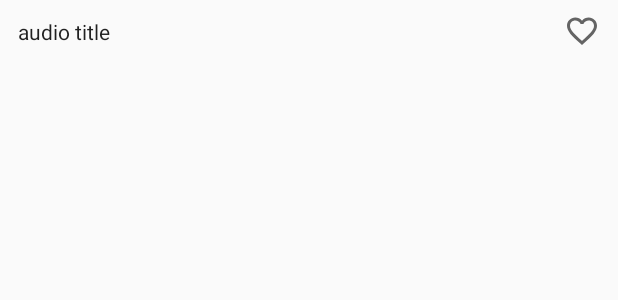
After one commit to batyrf/RelaxingSounds, an Android app: the layout list_sound_item_layout.xml on its own in the app's theme, with its tools: preview values and no code run, on a phone screen of 412 x 824 dp. The commit adds this screen. Shown: the top 300 px of the screen. Run offline under Robolectric (Android 15) with nearby library versions, the phone set to English and light mode, and no system bars.

Commit message:
list screen implementation

```diff
--- /dev/null
+++ b/app/src/main/java/tm/mr/relaxingsounds/component/view/LikableButton.kt
@@ -0,0 +1,29 @@
+package tm.mr.relaxingsounds.component.view
+
+import android.content.Context
+import android.util.AttributeSet
+import androidx.appcompat.widget.AppCompatButton
+import androidx.core.content.ContextCompat
+import androidx.databinding.BindingAdapter
+import tm.mr.relaxingsounds.R
+
+class LikableButton @JvmOverloads constructor(
+    context: Context, attrs: AttributeSet? = null, defStyleAttr: Int = 0
+) : AppCompatButton(context, attrs, defStyleAttr) {
+
+    init {
+        val drawable = ContextCompat.getDrawable(context, R.drawable.likable_button)
+        setCompoundDrawablesWithIntrinsicBounds(null, null, drawable, null)
+    }
+
+    companion object {
+
+        @JvmStatic
+        @BindingAdapter("liked")
+        fun like(view: LikableButton, isLiked: Boolean?) {
+            view.isSelected = isLiked ?: false
+        }
+
+    }
+
+}
--- a/app/src/main/java/tm/mr/relaxingsounds/data/model/Sound.kt
+++ b/app/src/main/java/tm/mr/relaxingsounds/data/model/Sound.kt
@@ -10,6 +10,6 @@ data class Sound(
     @NonNull @PrimaryKey val id: String,
     @ColumnInfo(name = "title") val title: String?,
     @ColumnInfo(name = "url") val url: String?,
-    @ColumnInfo(name = "isLike") val isLike: Boolean?,
+    @ColumnInfo(name = "isLike") var isLike: Boolean?,
     @NonNull @ColumnInfo(name = "categoryId") val categoryId: String
 )
--- /dev/null
+++ b/app/src/main/res/drawable/ic_disliked.xml
@@ -0,0 +1,10 @@
+<vector xmlns:android="http://schemas.android.com/apk/res/android"
+    android:width="24dp"
+    android:height="24dp"
+    android:viewportWidth="24"
+    android:viewportHeight="24"
+    android:tint="?attr/colorControlNormal">
+  <path
+      android:fillColor="@android:color/white"
+      android:pathData="M16.5,3c-1.74,0 -3.41,0.81 -4.5,2.09C10.91,3.81 9.24,3 7.5,3 4.42,3 2,5.42 2,8.5c0,3.78 3.4,6.86 8.55,11.54L12,21.35l1.45,-1.32C18.6,15.36 22,12.28 22,8.5 22,5.42 19.58,3 16.5,3zM12.1,18.55l-0.1,0.1 -0.1,-0.1C7.14,14.24 4,11.39 4,8.5 4,6.5 5.5,5 7.5,5c1.54,0 3.04,0.99 3.57,2.36h1.87C13.46,5.99 14.96,5 16.5,5c2,0 3.5,1.5 3.5,3.5 0,2.89 -3.14,5.74 -7.9,10.05z"/>
+</vector>
--- /dev/null
+++ b/app/src/main/res/drawable/ic_liked.xml
@@ -0,0 +1,10 @@
+<vector xmlns:android="http://schemas.android.com/apk/res/android"
+    android:width="24dp"
+    android:height="24dp"
+    android:viewportWidth="24"
+    android:viewportHeight="24"
+    android:tint="?attr/colorControlNormal">
+  <path
+      android:fillColor="@android:color/white"
+      android:pathData="M12,21.35l-1.45,-1.32C5.4,15.36 2,12.28 2,8.5 2,5.42 4.42,3 7.5,3c1.74,0 3.41,0.81 4.5,2.09C13.09,3.81 14.76,3 16.5,3 19.58,3 22,5.42 22,8.5c0,3.78 -3.4,6.86 -8.55,11.54L12,21.35z"/>
+</vector>
--- /dev/null
+++ b/app/src/main/res/drawable/likable_button.xml
@@ -0,0 +1,5 @@
+<?xml version="1.0" encoding="utf-8"?>
+<selector xmlns:android="http://schemas.android.com/apk/res/android">
+    <item android:drawable="@drawable/ic_liked" android:state_selected="true"/>
+    <item android:drawable="@drawable/ic_disliked"/>
+</selector>
--- /dev/null
+++ b/app/src/main/res/layout/list_sound_item_layout.xml
@@ -0,0 +1,22 @@
+<?xml version="1.0" encoding="utf-8"?>
+<layout xmlns:android="http://schemas.android.com/apk/res/android"
+    xmlns:tools="http://schemas.android.com/tools"
+    xmlns:app="http://schemas.android.com/apk/res-auto">
+
+    <data>
+        <variable
+            name="sound"
+            type="tm.mr.relaxingsounds.data.model.Sound" />
+    </data>
+
+    <tm.mr.relaxingsounds.component.view.LikableButton
+        android:text="@{sound.title}"
+        android:textAllCaps="false"
+        android:background="@android:color/transparent"
+        tools:text="audio title"
+        app:liked="@{sound.isLike()}"
+        android:paddingHorizontal="12dp"
+        android:gravity="start|center_vertical"
+        android:layout_width="match_parent"
+        android:layout_height="42dp" />
+</layout>
```
Also changed, not shown: app/src/main/java/tm/mr/relaxingsounds/data/local/SoundDao.kt (+5 -2 lines), app/src/main/java/tm/mr/relaxingsounds/data/repository/SoundRemoteMediator.kt (+16 -17 lines), app/src/main/java/tm/mr/relaxingsounds/data/repository/SoundRepository.kt (+13 -11 lines), app/src/main/java/tm/mr/relaxingsounds/di/AppModule.kt (+8 -2 lines), app/src/main/java/tm/mr/relaxingsounds/ui/list/view/ListFragment.kt (+31 -1 lines), app/src/main/java/tm/mr/relaxingsounds/ui/list/view/ListRecyclerView.kt (added, +83 -0 lines), app/src/main/java/tm/mr/relaxingsounds/ui/list/viewmodel/ListViewModel.kt (added, +45 -0 lines), app/src/main/res/layout/fragment_list.xml (+3 -7 lines).
